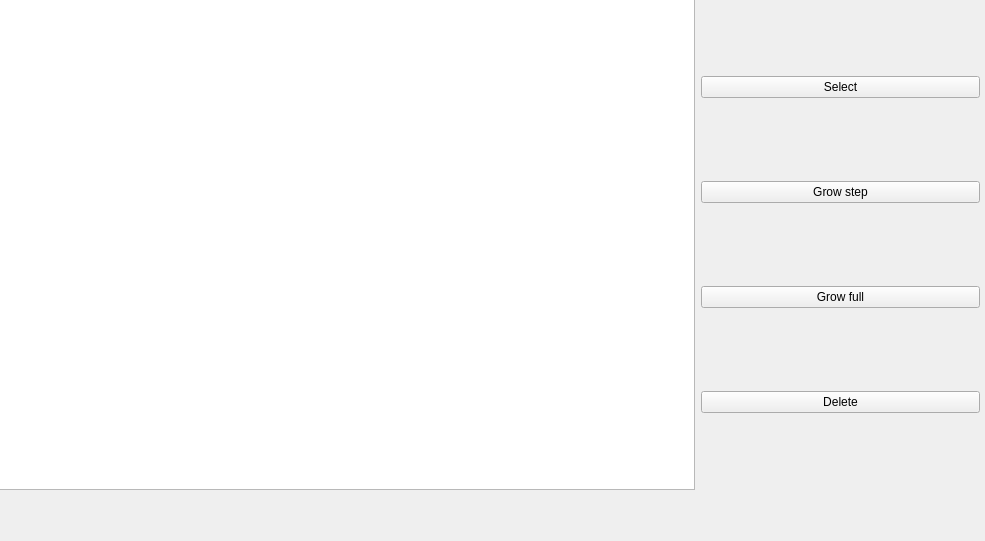
Old version of the form ui/edit_segmentor_descriptions.ui in the repository ddksr/segmentor-meshlab.
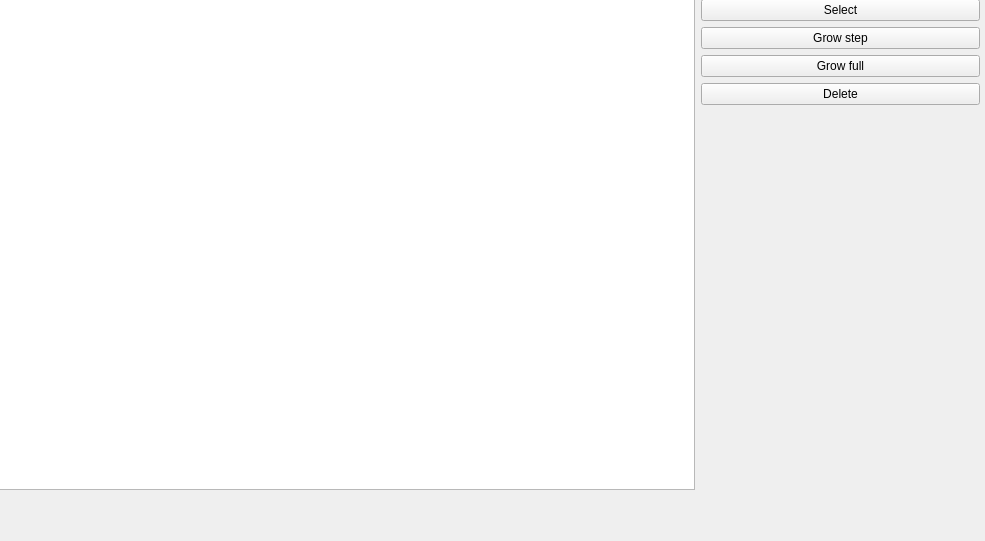
New version of the form.

Patch:
```diff
--- a/ui/edit_segmentor_descriptions.ui
+++ b/ui/edit_segmentor_descriptions.ui
@@ -70,6 +70,19 @@
          </property>
         </widget>
        </item>
+       <item>
+        <spacer name="verticalSpacer">
+         <property name="orientation">
+          <enum>Qt::Vertical</enum>
+         </property>
+         <property name="sizeHint" stdset="0">
+          <size>
+           <width>20</width>
+           <height>40</height>
+          </size>
+         </property>
+        </spacer>
+       </item>
       </layout>
      </item>
     </layout>
```
